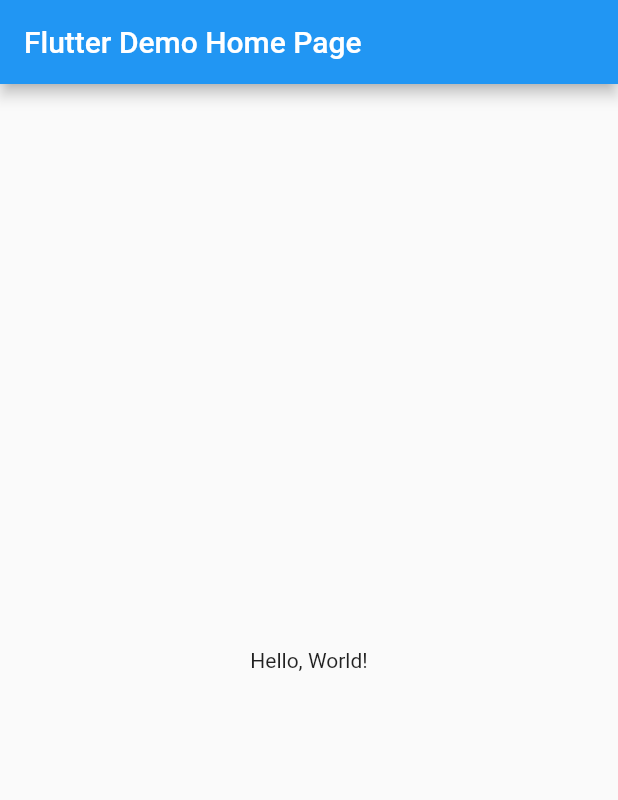
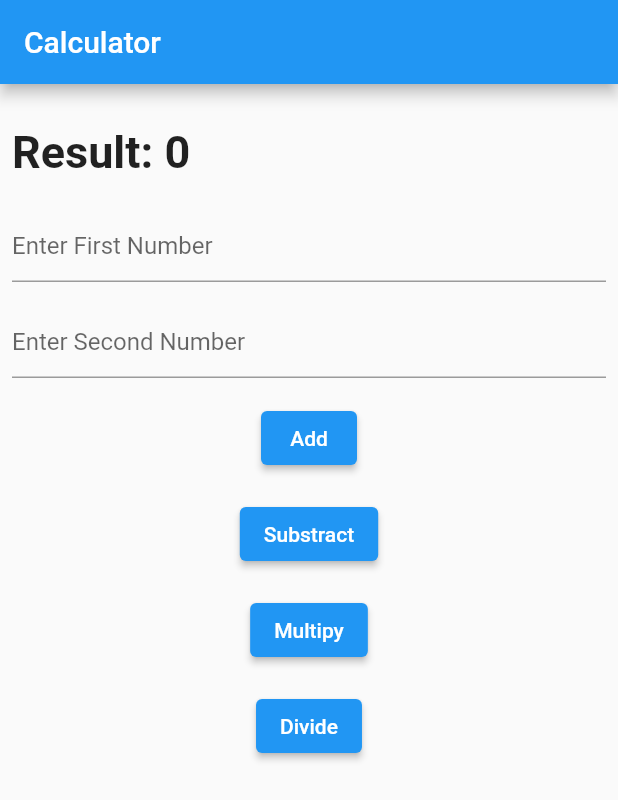
Before and after one commit to BagasSatr3/flutter-bagas-satria-fundamental, a Flutter app: the screen it shows after launch, on a phone screen of 412 x 824 dp. Shown: the top 800 px of the screen. Run offline on Flutter 3.47's test engine with Material 2 defaults, Android fonts, the phone set to English and light mode, and no system bars.

Commit message:
version 2.0

```diff
--- a/lib/main.dart
+++ b/lib/main.dart
@@ -1,41 +1,145 @@
 import 'package:flutter/material.dart';
+import 'package:flutter/services.dart';
 
-void main() => runApp(MyApp());
+void main() => runApp(const MyApp());
 
 class MyApp extends StatelessWidget {
   const MyApp({super.key});
-  // This widget is the root of your application.
+
+  static const String _title = 'Calculator';
+
   @override
   Widget build(BuildContext context) {
     return MaterialApp(
-      // Application name
-      title: 'Flutter Hello World',
-      // Application theme data, you can set the colors for the application as
-      // you want
-      theme: ThemeData(
-        primarySwatch: Colors.blue,
+      title: _title,
+      home: Scaffold(
+        appBar: AppBar(title: const Text(_title)),
+        body: const MyStatefulWidget(),
       ),
-      // A widget which will be started on application startup
-      home: MyHomePage(title: 'Flutter Demo Home Page'),
     );
   }
 }
 
-class MyHomePage extends StatelessWidget {
-  final String title;
-  const MyHomePage({super.key, required this.title});
+class MyStatefulWidget extends StatefulWidget {
+  const MyStatefulWidget({super.key});
+
+  @override
+  State<MyStatefulWidget> createState() => _MyStatefulWidgetState();
+}
+
+class _MyStatefulWidgetState extends State<MyStatefulWidget> {
+  final GlobalKey<FormState> _formKey = GlobalKey<FormState>();
 
   @override
   Widget build(BuildContext context) {
-    return Scaffold(
-      appBar: AppBar(
-        // The title text which will be shown on the action bar
-        title: Text(title),
-      ),
-      body: Center(
-        child: Text(
-          'Hello, World!',
-        ),
+    return Form(
+      key: _formKey,
+      child: Column(
+        crossAxisAlignment: CrossAxisAlignment.start,
+        children: <Widget>[
+          Padding(
+            padding: const EdgeInsets.all(8.0),
+            child: Text('Result: 0',
+                style: TextStyle(
+                    fontWeight: FontWeight.bold, fontSize: 30, height: 2)),
+          ),
+          Padding(
+            padding: const EdgeInsets.all(8.0),
+            child: TextFormField(
+              keyboardType: TextInputType.number,
+              inputFormatters: <TextInputFormatter>[
+                FilteringTextInputFormatter.digitsOnly
+              ],
+              decoration: const InputDecoration(
+                hintText: 'Enter First Number',
+              ),
+              validator: (String? value) {
+                if (value == null || value.isEmpty) {
+                  return 'Please enter some text';
+                }
+                return null;
+              },
+            ),
+          ),
+          Padding(
+            padding: const EdgeInsets.all(8.0),
+            child: TextFormField(
+              keyboardType: TextInputType.number,
+              inputFormatters: <TextInputFormatter>[
+                FilteringTextInputFormatter.digitsOnly
+              ],
+              decoration: const InputDecoration(
+                hintText: 'Enter Second Number',
+              ),
+              validator: (String? value) {
+                if (value == null || value.isEmpty) {
+                  return 'Please enter some text';
+                }
+                return null;
+              },
+            ),
+          ),
+          Center(
+            child: Padding(
+              padding: const EdgeInsets.all(8.0),
+              child: ElevatedButton(
+                onPressed: () {
+                  // Validate will return true if the form is valid, or false if
+                  // the form is invalid.
+                  if (_formKey.currentState!.validate()) {
+                    // Process data.
+                  }
+                },
+                child: const Text('Add'),
+              ),
+            ),
+          ),
+          Center(
+            child: Padding(
+              padding: const EdgeInsets.all(8.0),
+              child: ElevatedButton(
+                onPressed: () {
+                  // Validate will return true if the form is valid, or false if
+                  // the form is invalid.
+                  if (_formKey.currentState!.validate()) {
+                    // Process data.
+                  }
+                },
+                child: const Text('Substract'),
+              ),
+            ),
+          ),
+          Center(
+            child: Padding(
+              padding: const EdgeInsets.all(8.0),
+              child: ElevatedButton(
+                onPressed: () {
+                  // Validate will return true if the form is valid, or false if
+                  // the form is invalid.
+                  if (_formKey.currentState!.validate()) {
+                    // Process data.
+                  }
+                },
+                child: const Text('Multipy'),
+              ),
+            ),
+          ),
+          Center(
+            child: Padding(
+              padding: const EdgeInsets.all(8.0),
+              child: ElevatedButton(
+                onPressed: () {
+                  // Validate will return true if the form is valid, or false if
+                  // the form is invalid.
+                  if (_formKey.currentState!.validate()) {
+                    // Process data.
+                  }
+                },
+                child: const Text('Divide'),
+              ),
+            ),
+          ),
+        ],
       ),
     );
   }
```
